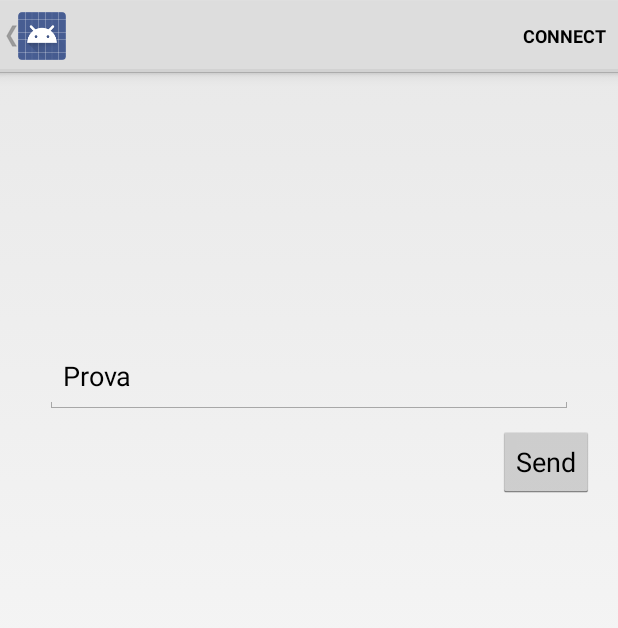
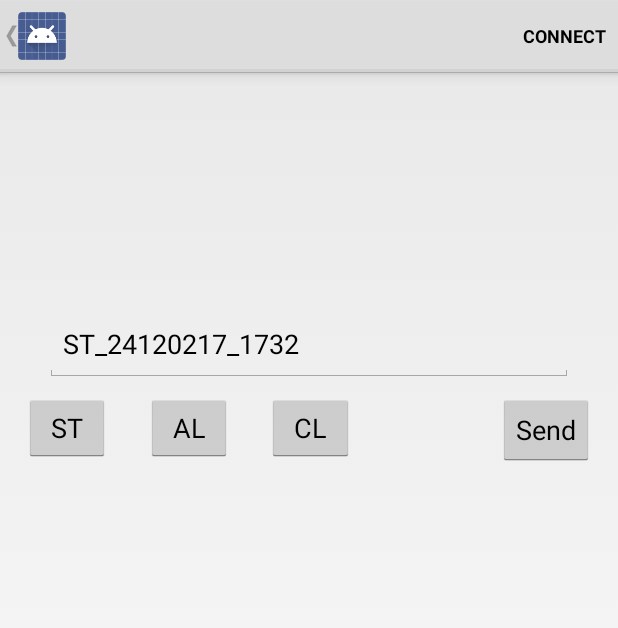
Before and after one commit to gion86/SmartLamp, an Android app: the DeviceControlActivity screen opened directly, with no data from a screen before it, on a phone screen of 412 x 824 dp. Shown: the top 628 px of the screen. Run offline under Robolectric (Android 15) with nearby library versions, the phone set to English and light mode, and no system bars; 3 statements that could not run were skipped.

Commit message:
Added buttons on view to test serial connectivity, added UTC date and time set, added 20 byte parsing on receive.

```diff
--- a/SmartLamp_BLE/app/src/main/java/com/smd/smartlamp_ble/DeviceControlActivity.java
+++ b/SmartLamp_BLE/app/src/main/java/com/smd/smartlamp_ble/DeviceControlActivity.java
@@ -26,6 +26,7 @@ import android.content.IntentFilter;
 import android.content.ServiceConnection;
 import android.os.Bundle;
 import android.os.IBinder;
+import android.text.method.ScrollingMovementMethod;
 import android.util.Log;
 import android.view.Menu;
 import android.view.MenuItem;
@@ -33,6 +34,10 @@ import android.view.View;
 import android.widget.Button;
 import android.widget.EditText;
 import android.widget.TextView;
+
+import java.text.SimpleDateFormat;
+import java.util.Date;
+import java.util.TimeZone;
 
 /**
  * For a given BLE device, this Activity provides the user interface to connect, display data,
@@ -44,6 +49,7 @@ public class DeviceControlActivity extends Activity {
     public static final String EXTRAS_DEVICE_NAME = "DEVICE_NAME";
     public static final String EXTRAS_DEVICE_ADDRESS = "DEVICE_ADDRESS";
     private final static String TAG = DeviceControlActivity.class.getSimpleName();
+    private final static String LINE_SEP = "\r\n";
     private TextView mReadTextView;
     private EditText mWriteText;
     private String mDeviceName;
@@ -113,13 +119,48 @@ public class DeviceControlActivity extends Activity {
 
         // Sets up UI references.
         mReadTextView = findViewById(R.id.readTextView);
+        mReadTextView.setMovementMethod(new ScrollingMovementMethod());
+
         mWriteText = findViewById(R.id.writeText);
 
-        final Button button = findViewById(R.id.sendButton);
-        button.setOnClickListener(new View.OnClickListener() {
+        final Button sendButton = findViewById(R.id.sendButton);
+        sendButton.setOnClickListener(new View.OnClickListener() {
             public void onClick(View v) {
-                String lineSep = System.getProperty("line.separator");
-                mBLESerialPortService.send(mWriteText.getText().toString() + lineSep);
+                mBLESerialPortService.send(mWriteText.getText().toString() + LINE_SEP);
+            }
+        });
+
+        final Button timeButton = findViewById(R.id.timeButton);
+        timeButton.setOnClickListener(new View.OnClickListener() {
+            public void onClick(View v) {
+                SimpleDateFormat dateFormatGmt = new SimpleDateFormat("yyyyMMdd_HHmmss");
+                dateFormatGmt.setTimeZone(TimeZone.getTimeZone("GMT"));
+
+                // Send date in command as the UTC actual time.
+                String data = "ST_" + dateFormatGmt.format(new Date());
+                mWriteText.setText(data);
+
+                mBLESerialPortService.send(data + LINE_SEP);
+            }
+        });
+
+        final Button alarmButton = findViewById(R.id.alarmButton);
+        alarmButton.setOnClickListener(new View.OnClickListener() {
+            public void onClick(View v) {
+                String data = "AL_00_1735";
+                mWriteText.setText(data);
+
+                mBLESerialPortService.send(data + LINE_SEP);
+            }
+        });
+
+        final Button colorButton = findViewById(R.id.colorButton);
+        colorButton.setOnClickListener(new View.OnClickListener() {
+            public void onClick(View v) {
+                String data = "RGB_055_129_255";
+                mWriteText.setText(data);
+
+                mBLESerialPortService.send(data + LINE_SEP);
             }
         });
 
@@ -187,7 +228,7 @@ public class DeviceControlActivity extends Activity {
 
     private void displayData(String data) {
         if (data != null) {
-            mReadTextView.setText(data);
+            mReadTextView.append(data);
         }
     }
 }
--- a/SmartLamp_BLE/app/src/main/res/layout/serial_read_write.xml
+++ b/SmartLamp_BLE/app/src/main/res/layout/serial_read_write.xml
@@ -1,7 +1,7 @@
 <?xml version="1.0" encoding="utf-8"?>
-<android.support.constraint.ConstraintLayout
-    xmlns:android="http://schemas.android.com/apk/res/android"
+<android.support.constraint.ConstraintLayout xmlns:android="http://schemas.android.com/apk/res/android"
     xmlns:app="http://schemas.android.com/apk/res-auto"
+    xmlns:tools="http://schemas.android.com/tools"
     android:layout_width="match_parent"
     android:layout_height="match_parent">
 
@@ -12,6 +12,7 @@
         android:layout_marginEnd="8dp"
         android:layout_marginStart="8dp"
         android:layout_marginTop="8dp"
+        android:scrollbars="vertical"
         android:textSize="18sp"
         app:layout_constraintEnd_toEndOf="parent"
         app:layout_constraintStart_toStartOf="parent"
@@ -21,26 +22,59 @@
         android:id="@+id/sendButton"
         android:layout_width="wrap_content"
         android:layout_height="wrap_content"
+        android:layout_marginBottom="252dp"
         android:layout_marginEnd="16dp"
         android:layout_marginTop="8dp"
         android:text="Send"
+        app:layout_constraintBottom_toBottomOf="parent"
         app:layout_constraintEnd_toEndOf="parent"
-        app:layout_constraintTop_toBottomOf="@+id/writeText" />
+        app:layout_constraintTop_toBottomOf="@+id/writeText"
+        app:layout_constraintVertical_bias="0.0" />
 
     <EditText
         android:id="@+id/writeText"
         android:layout_width="352dp"
         android:layout_height="49dp"
-        android:layout_marginBottom="8dp"
         android:layout_marginEnd="8dp"
         android:layout_marginStart="8dp"
         android:layout_marginTop="8dp"
         android:ems="10"
         android:inputType="textPersonName"
-        android:text="Prova"
-        app:layout_constraintBottom_toBottomOf="parent"
+        android:text="ST_24120217_1732"
         app:layout_constraintEnd_toEndOf="parent"
         app:layout_constraintStart_toStartOf="parent"
-        app:layout_constraintTop_toBottomOf="@+id/readTextView"
-        app:layout_constraintVertical_bias="0.038" />
+        app:layout_constraintTop_toBottomOf="@+id/readTextView" />
+
+    <Button
+        android:id="@+id/colorButton"
+        android:layout_width="58dp"
+        android:layout_height="45dp"
+        android:layout_marginEnd="96dp"
+        android:layout_marginTop="8dp"
+        android:text="CL"
+        app:layout_constraintEnd_toStartOf="@+id/sendButton"
+        app:layout_constraintTop_toBottomOf="@+id/writeText" />
+
+    <Button
+        android:id="@+id/alarmButton"
+        android:layout_width="57dp"
+        android:layout_height="45dp"
+        android:layout_marginEnd="8dp"
+        android:layout_marginStart="8dp"
+        android:layout_marginTop="8dp"
+        android:text="AL"
+        app:layout_constraintEnd_toStartOf="@+id/colorButton"
+        app:layout_constraintStart_toEndOf="@+id/timeButton"
+        app:layout_constraintTop_toBottomOf="@+id/writeText" />
+
+    <Button
+        android:id="@+id/timeButton"
+        android:layout_width="57dp"
+        android:layout_height="45dp"
+        android:layout_marginStart="16dp"
+        android:layout_marginTop="8dp"
+        android:text="ST"
+        app:layout_constraintStart_toStartOf="parent"
+        app:layout_constraintTop_toBottomOf="@+id/writeText" />
+
 </android.support.constraint.ConstraintLayout>
```
Also changed, not shown: SmartLamp_BLE/app/src/main/java/com/smd/smartlamp_ble/BLESerialPortService.java (+21 -35 lines).
